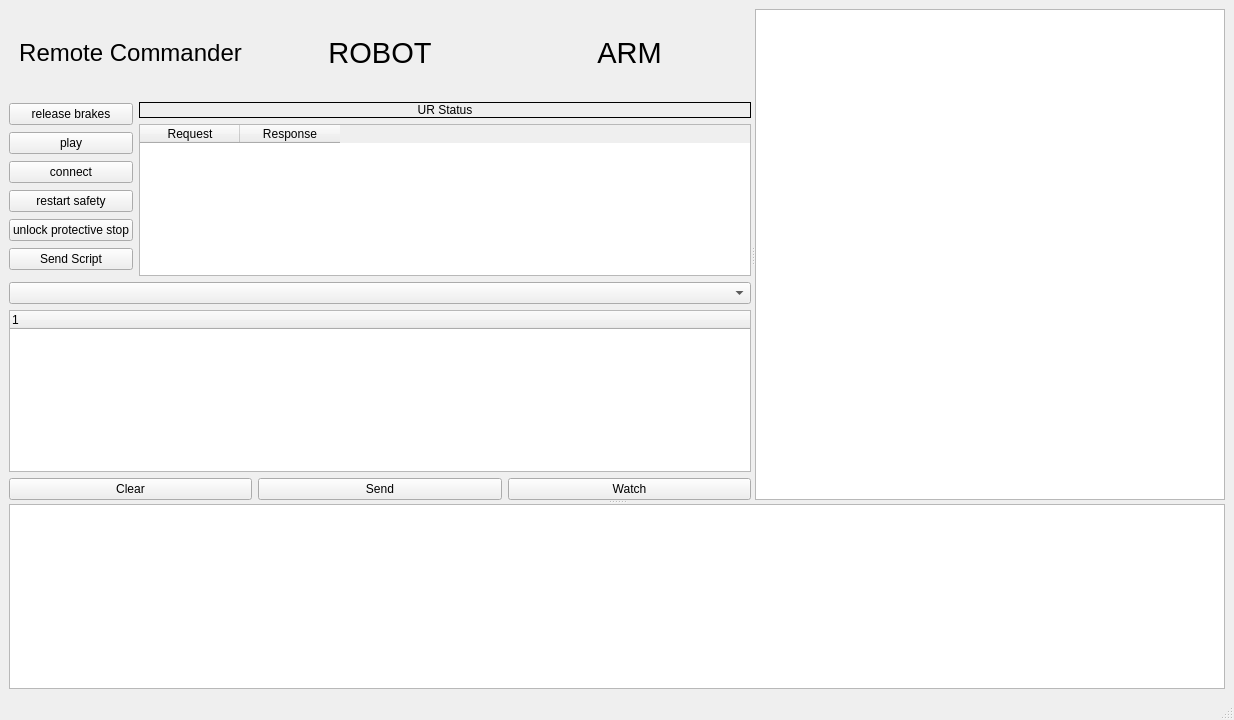
First picture: the form in ui/drt_ur.ui, repository NASA-JSC-Robotics/drt_ur_gui, before the edit.
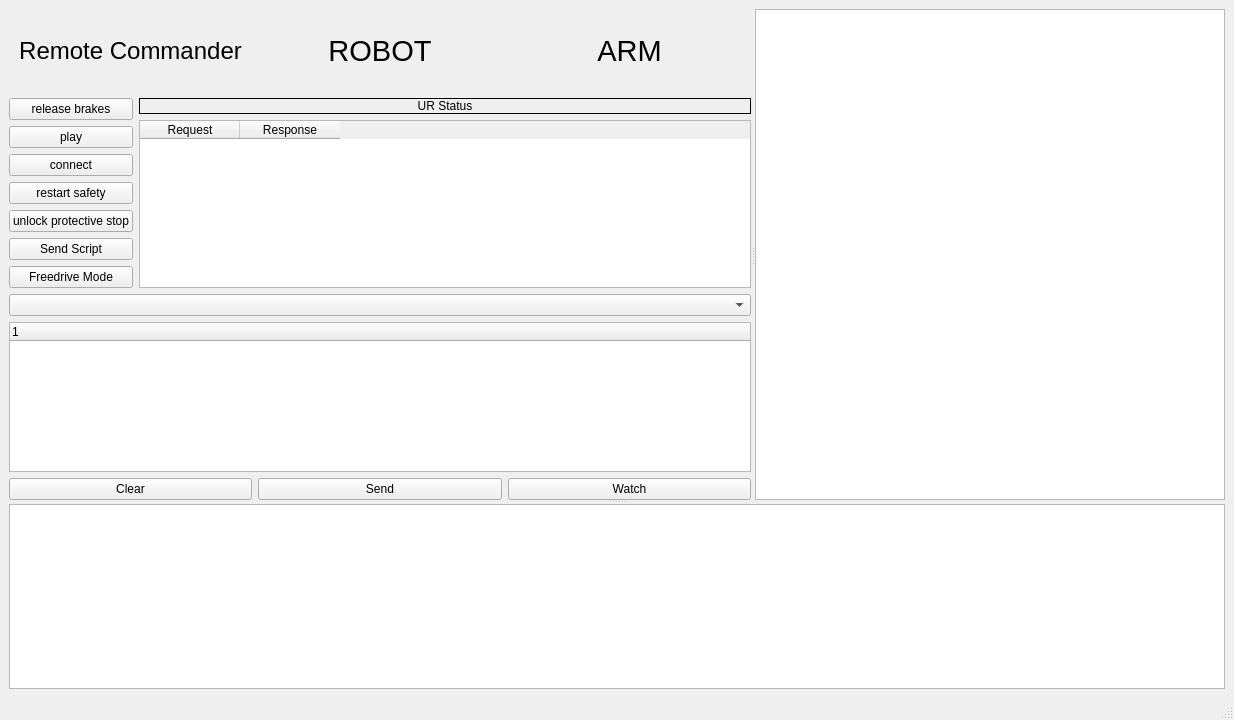
Second picture: the form after the edit.

Commit message: changed freedrive backend from direct port calls to ros2 controller manager, untested on hardware

The edit to the form file:
```diff
--- a/ui/drt_ur.ui
+++ b/ui/drt_ur.ui
@@ -142,6 +142,19 @@
                </property>
               </widget>
              </item>
+             <item>
+              <widget class="QPushButton" name="b_freedriveToggle">
+               <property name="toolTip">
+                <string>&lt;html&gt;&lt;head/&gt;&lt;body&gt;&lt;p&gt;Sends ROS2 request to enable/disable freedrive mode&lt;/p&gt;&lt;p&gt;- ros2_control &lt;/p&gt;&lt;p&gt;- to safely swap controllers &lt;/p&gt;&lt;/body&gt;&lt;/html&gt;</string>
+               </property>
+               <property name="text">
+                <string>Freedrive Mode</string>
+               </property>
+               <property name="checkable">
+                <bool>true</bool>
+                </property>
+              </widget>
+             </item>
             </layout>
            </item>
            <item>
```
The commit also changes 3 other files.
